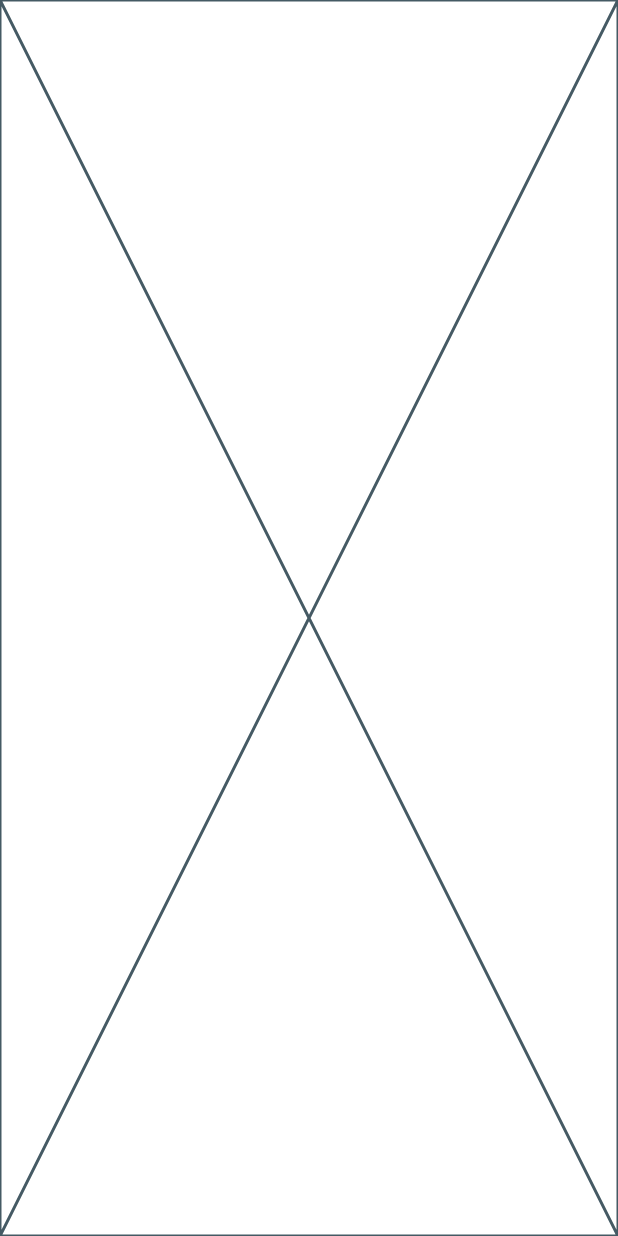
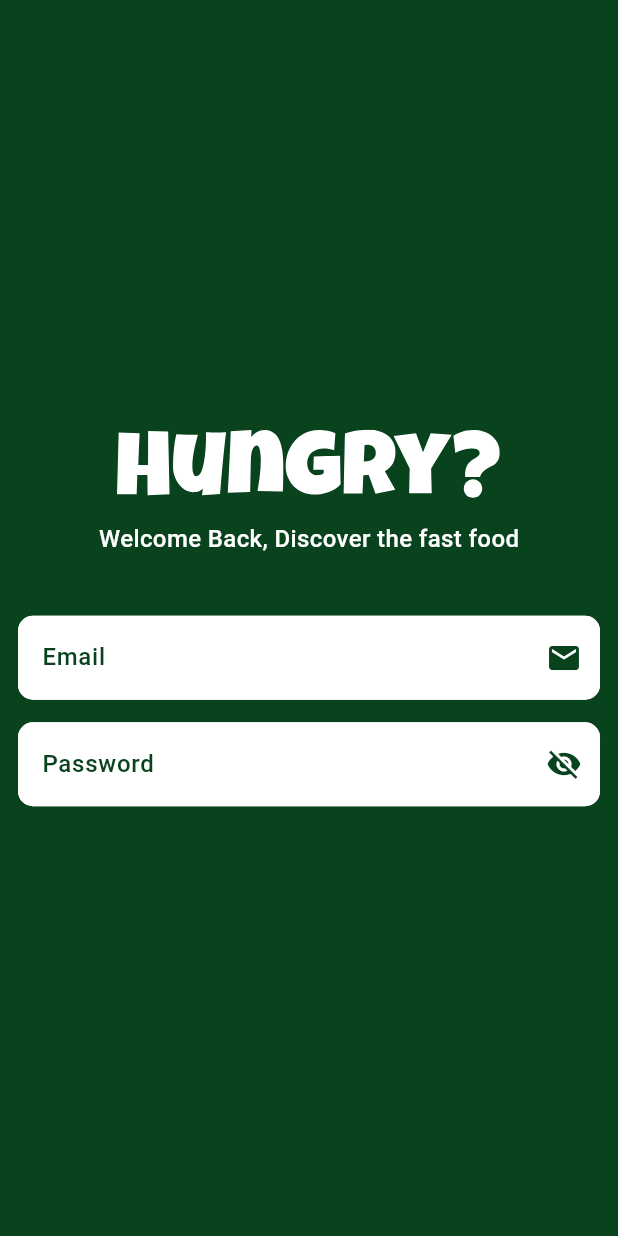
Before and after one commit to AhmedHafez32/hungray_app, a Flutter app: the screen it shows after launch, on a phone screen of 412 x 824 dp. Run offline on Flutter 3.47's test engine with Material 3 defaults, Android fonts, the phone set to English and light mode, and no system bars; our stand-ins replace flutter_svg, go_router; Roboto replaces fonts that are missing (inter).

Commit message:
add LoginPage with email and password form

```diff
--- a/lib/core/constants/appColors.dart
+++ b/lib/core/constants/appColors.dart
@@ -2,4 +2,5 @@ import 'package:flutter/animation.dart';
 
 class AppColors{
   static const Color primary = Color(0xff08431D);
+  static const Color white = Color(0xFFFFFFFF);
 }
--- a/lib/core/routing/router_generation_config.dart
+++ b/lib/core/routing/router_generation_config.dart
@@ -12,7 +12,7 @@ class RouterGenerationConfig {
         path: AppRoutes.splashPage,
         builder: (_, _) => const SplashPage(),
       ),
-      GoRoute(path: AppRoutes.loginPage, builder: (_, _) => const LoginPage()),
+      GoRoute(path: AppRoutes.loginPage, builder: (_, _) =>  LoginPage()),
       GoRoute(path: AppRoutes.signUpPage, builder: (_, _) => const SignUpPage()),
     ],
   );
--- /dev/null
+++ b/lib/core/sheared/customTextFormField.dart
@@ -0,0 +1,86 @@
+import 'package:flutter/material.dart';
+
+import '../constants/appColors.dart';
+import '../styles/appStyles.dart';
+
+class CustomTextFormField extends StatefulWidget {
+  const CustomTextFormField({
+    super.key,
+    required this.hintText,
+    required this.suffixIcon,
+    required this.controller,
+    required this.isPassword,
+    this.validator,
+    this.inputKeyboardType,
+  });
+  final TextEditingController controller;
+  final String hintText;
+  final Widget suffixIcon;
+  final bool isPassword;
+  final String? Function(String?)? validator;
+  final TextInputType? inputKeyboardType;
+
+  @override
+  State<CustomTextFormField> createState() => _CustomTextFormFieldState();
+}
+
+class _CustomTextFormFieldState extends State<CustomTextFormField> {
+  bool _obscureText = true;
+
+  @override
+  void initState() {
+    super.initState();
+    _obscureText = widget.isPassword;
+  }
+
+  @override
+  Widget build(BuildContext context) {
+    return TextFormField(
+      controller: widget.controller,
+      cursorColor: AppColors.primary,
+      cursorWidth: 1,
+      cursorHeight: 17,
+      validator: widget.validator,
+      obscureText: widget.isPassword ? _obscureText : false,
+      keyboardType: widget.inputKeyboardType,
+      cursorOpacityAnimates: true,
+      decoration: InputDecoration(
+        hintText: widget.hintText,
+        hintStyle: AppStyles.white16W500.copyWith(color: AppColors.primary),
+        suffixIcon:
+            widget.isPassword
+                ? IconButton(
+                  icon: Icon(
+                    _obscureText ? Icons.visibility_off : Icons.visibility,
+                    color: AppColors.primary,
+                  ),
+                  onPressed: () {
+                    setState(() {
+                      _obscureText = !_obscureText;
+                    });
+                  },
+                )
+                : widget.suffixIcon,
+        filled: true,
+        fillColor: AppColors.white,
+        border: OutlineInputBorder(borderRadius: BorderRadius.circular(10)),
+        enabledBorder: OutlineInputBorder(
+          borderRadius: BorderRadius.circular(10),
+          borderSide: const BorderSide(color: AppColors.white),
+        ),
+        focusedBorder: OutlineInputBorder(
+          borderRadius: BorderRadius.circular(10),
+          borderSide: const BorderSide(color: AppColors.white),
+        ),
+        errorBorder: OutlineInputBorder(
+          borderRadius: BorderRadius.circular(8),
+          borderSide: const BorderSide(color: Colors.red, width: 1),
+        ),
+        focusedErrorBorder: OutlineInputBorder(
+          borderRadius: BorderRadius.circular(8),
+          borderSide: const BorderSide(color: Colors.red, width: 1),
+        ),
+      ),
+    );
+  }
+}
--- /dev/null
+++ b/lib/core/styles/appStyles.dart
@@ -0,0 +1,12 @@
+import 'package:flutter/material.dart';
+import 'package:hungry/core/constants/appColors.dart';
+
+class AppStyles{
+
+  static TextStyle white16W500 = TextStyle(
+    color: AppColors.white,
+    fontSize: 16,
+    fontWeight: FontWeight.w500,
+    fontFamily: 'inter'
+  );
+}
--- a/lib/features/auth/view/loginPage.dart
+++ b/lib/features/auth/view/loginPage.dart
@@ -1,10 +1,90 @@
 import 'package:flutter/material.dart';
+import 'package:flutter_svg/flutter_svg.dart';
+import 'package:hungry/core/constants/appAssets.dart';
+import 'package:hungry/core/constants/appColors.dart';
+import 'package:hungry/core/sheared/customTextFormField.dart';
+import 'package:hungry/core/sheared/spacing_widgets.dart';
+import 'package:hungry/core/styles/appStyles.dart';
 
-class LoginPage extends StatelessWidget {
+class LoginPage extends StatefulWidget {
   const LoginPage({super.key});
 
   @override
+  State<LoginPage> createState() => _LoginPageState();
+}
+
+class _LoginPageState extends State<LoginPage> {
+  final TextEditingController _emailController = TextEditingController();
+
+  final TextEditingController _passwordController = TextEditingController();
+
+  final formKey = GlobalKey<FormState>();
+
+  @override
+  void dispose() {
+    _emailController.dispose();
+    _passwordController.dispose();
+    super.dispose();
+  }
+
+  @override
   Widget build(BuildContext context) {
-    return const Placeholder();
+    return Scaffold(
+      backgroundColor: AppColors.primary,
+      body: Form(
+        key: formKey,
+        child: Center(
+          child: Padding(
+            padding: const EdgeInsets.symmetric(horizontal: 12),
+            child: Column(
+              mainAxisAlignment: MainAxisAlignment.center,
+              children: [
+                SvgPicture.asset(AppAssets.appLogo),
+                const HeightSpace(height: 15),
+                Text(
+                  'Welcome Back, Discover the fast food',
+                  style: AppStyles.white16W500,
+                ),
+                const HeightSpace(height: 40),
+                CustomTextFormField(
+                  hintText: 'Email',
+                  suffixIcon: const Icon(Icons.email, color: AppColors.primary),
+                  controller: _emailController,
+                  validator: (value) {
+                    if (value!.isEmpty) {
+                      return 'Missed';
+                    }
+                    if (value.length < 12) {
+                      return 'Email must be at least 11 characters';
+                    }
+                    return null;
+                  },
+                  isPassword: false,
+                ),
+                const HeightSpace(height: 15),
+                CustomTextFormField(
+                  hintText: 'Password',
+                  suffixIcon: const Icon(
+                    Icons.remove_red_eye,
+                    color: AppColors.primary,
+                  ),
+                  controller: _passwordController,
+                  isPassword: true,
+                  validator: (value) {
+                    if (value!.isEmpty) {
+                      return 'Missed';
+                    }
+                    if (value.length < 8) {
+                      return 'Password must be at least 8 characters';
+                    }
+                    return null;
+                  },
+                ),
+              ],
+            ),
+          ),
+        ),
+      ),
+    );
   }
 }
--- a/lib/main.dart
+++ b/lib/main.dart
@@ -1,8 +1,5 @@
 import 'package:flutter/material.dart';
 import 'package:hungry/core/routing/router_generation_config.dart';
-
-import 'features/splash/view/splashPage.dart';
-
 void main() {
   runApp(const MyApp());
 }
```
